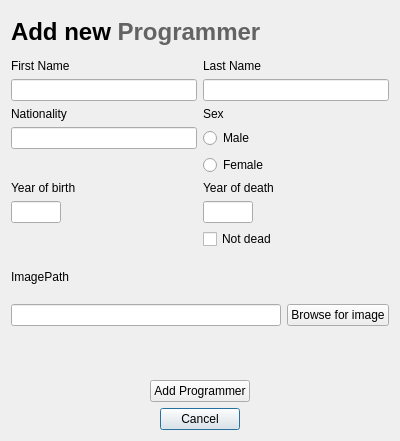
Above: editprogrammerdialog.ui from DORB/Verkur3GUI before the change. Below: the same form after it.
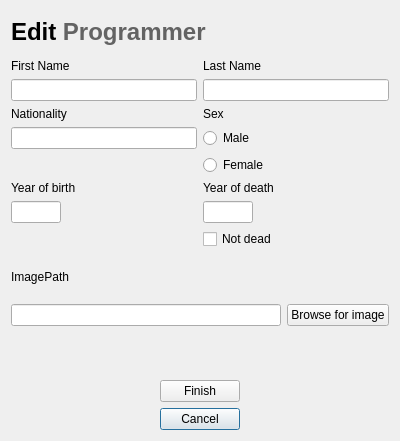
That is the form after the change.

Commit message: Edit Programmer komið í lag

The edit to the form file:
```diff
--- a/editprogrammerdialog.ui
+++ b/editprogrammerdialog.ui
@@ -23,7 +23,7 @@
    <item>
     <widget class="QLabel" name="label_7">
      <property name="text">
-      <string>&lt;html&gt;&lt;head/&gt;&lt;body&gt;&lt;p&gt;&lt;span style=&quot; font-size:xx-large; font-weight:600;&quot;&gt;Add new &lt;/span&gt;&lt;span style=&quot; font-size:xx-large; font-weight:600; color:#636363;&quot;&gt;Programmer&lt;/span&gt;&lt;/p&gt;&lt;/body&gt;&lt;/html&gt;</string>
+      <string>&lt;html&gt;&lt;head/&gt;&lt;body&gt;&lt;p&gt;&lt;span style=&quot; font-size:xx-large; font-weight:600;&quot;&gt;Edit &lt;/span&gt;&lt;span style=&quot; font-size:xx-large; font-weight:600; color:#636363;&quot;&gt;Programmer&lt;/span&gt;&lt;/p&gt;&lt;/body&gt;&lt;/html&gt;</string>
      </property>
     </widget>
    </item>
@@ -211,7 +211,7 @@
         </size>
        </property>
        <property name="text">
-        <string>Add Programmer</string>
+        <string>Finish</string>
        </property>
       </widget>
      </item>
```
Left out of the diff: 10 changed lines with no effect on the pictures. The commit also changes 8 other files.
